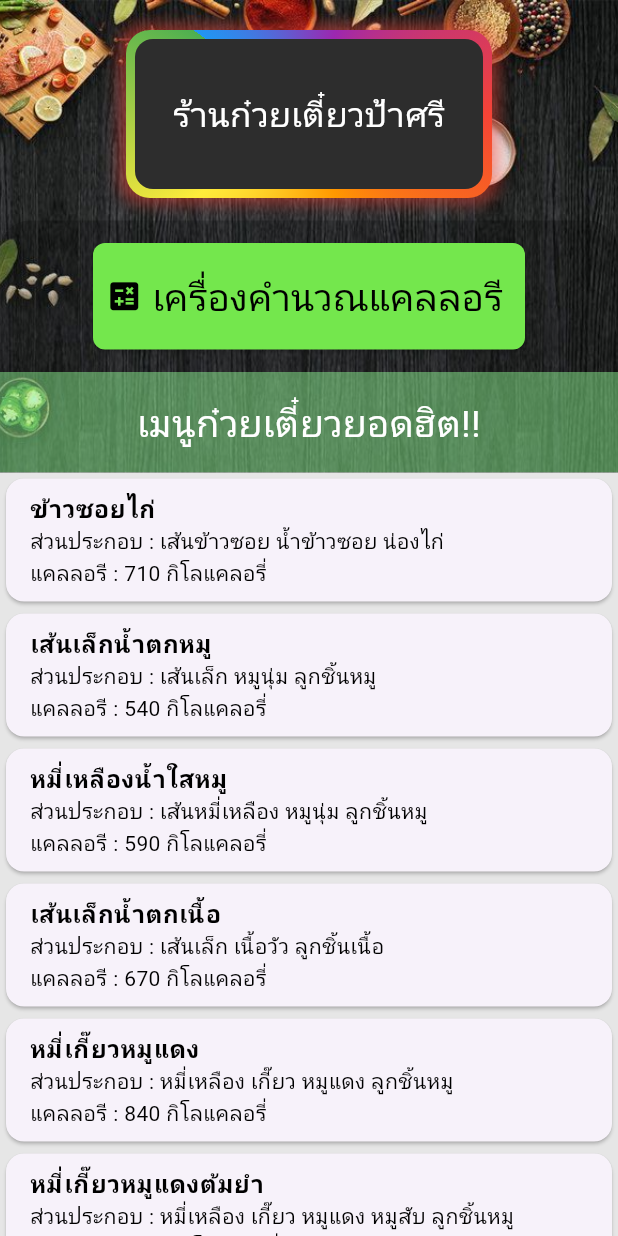
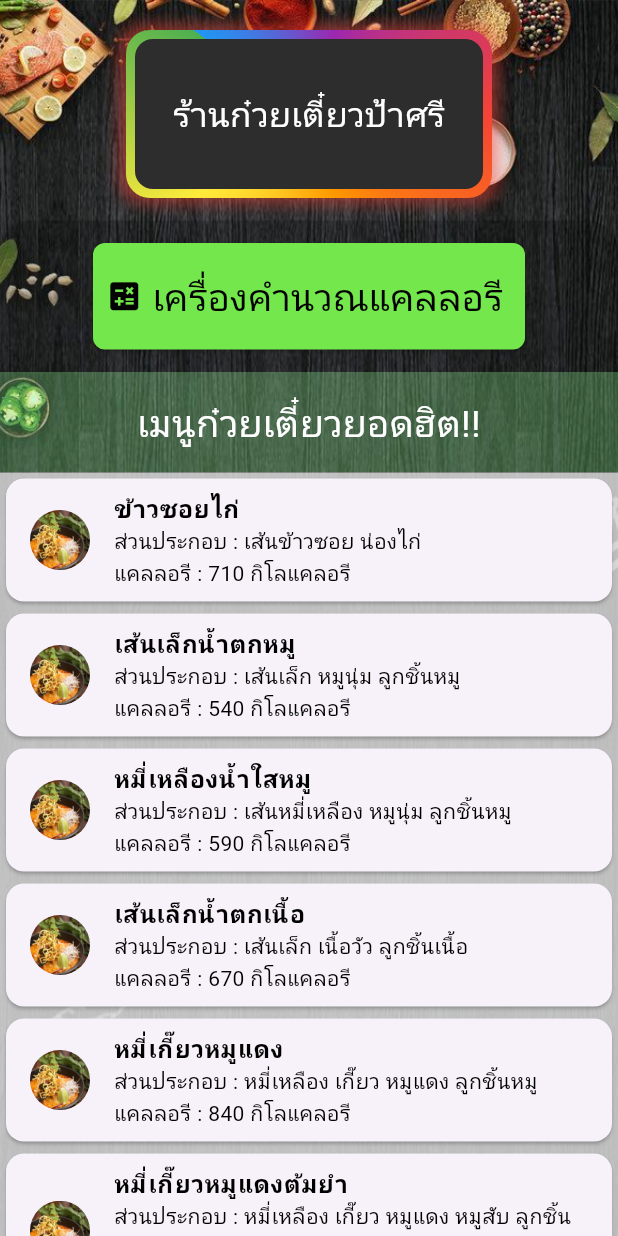
Before and after one commit to puttipongle/termproject-noodle, a Flutter app: the screen it shows after launch, on a phone screen of 412 x 824 dp. Run offline on Flutter 3.47's test engine with Material 3 defaults, Android fonts, the light colour scheme and no system bars; our stand-ins replace device_preview_plus, google_fonts; Roboto replaces fonts that are missing (Sarabun, Sriracha).

Commit message:
Update Listview

```diff
--- a/project_noodle/lib/pages/homepage.dart
+++ b/project_noodle/lib/pages/homepage.dart
@@ -34,39 +34,59 @@ class _HomePageState extends State<HomePage> {
   List<Noodle> noodle = [
     Noodle(
         name: 'ข้าวซอยไก่',
-        material: 'เส้นข้าวซอย น้ำข้าวซอย น่องไก่',
+        material: 'เส้นข้าวซอย น่องไก่',
         calorie: '710',
-        img: ''),
+        img: 'thai-noodle.jpg'),
     Noodle(
         name: 'เส้นเล็กน้ำตกหมู',
         material: 'เส้นเล็ก หมูนุ่ม ลูกชิ้นหมู',
         calorie: '540',
-        img: ''),
+        img: 'thai-noodle.jpg'),
     Noodle(
         name: 'หมี่เหลืองน้ำใสหมู',
         material: 'เส้นหมี่เหลือง หมูนุ่ม ลูกชิ้นหมู',
         calorie: '590',
-        img: ''),
+        img: 'thai-noodle.jpg'),
     Noodle(
         name: 'เส้นเล็กน้ำตกเนื้อ',
         material: 'เส้นเล็ก เนื้อวัว ลูกชิ้นเนื้อ',
         calorie: '670',
-        img: ''),
+        img: 'thai-noodle.jpg'),
     Noodle(
         name: 'หมี่เกี๊ยวหมูแดง',
         material: 'หมี่เหลือง เกี๊ยว หมูแดง ลูกชิ้นหมู',
         calorie: '840',
-        img: ''),
+        img: 'thai-noodle.jpg'),
     Noodle(
         name: 'หมี่เกี๊ยวหมูแดงต้มยำ',
         material: 'หมี่เหลือง เกี๊ยว หมูแดง หมูสับ ลูกชิ้นหมู',
         calorie: '1030',
-        img: ''),
+        img: 'thai-noodle.jpg'),
     Noodle(
         name: 'เส้นใหญ่ต้มยำ',
         material: 'เส้นใหญ่ หมูนุ่ม หมูสับ ลูกชิ้นหมู',
         calorie: '710',
-        img: ''),
+        img: 'thai-noodle.jpg'),
+    Noodle(
+        name: 'เส้นกลางต้มยำ',
+        material: 'เส้นกลาง หมูนุ่ม หมูสับ ลูกชิ้นหมู',
+        calorie: '690',
+        img: 'thai-noodle.jpg'),
+    Noodle(
+        name: 'เส้นกลางน้ำใส',
+        material: 'เส้นกลาง หมูนุ่ม ลูกชิ้นหมู',
+        calorie: '500',
+        img: 'thai-noodle.jpg'),
+    Noodle(
+        name: 'หมี่หยกต้มยำ',
+        material: 'หมี่หยก เกี๊ยว หมูแดง ลูกชิ้นหมู',
+        calorie: '960',
+        img: 'thai-noodle.jpg'),
+    Noodle(
+        name: 'หมี่เหลืองน้ำตกหมู',
+        material: 'หมี่เหลือง หมูนุ่ม ลูกชิ้นหมู',
+        calorie: '650',
+        img: 'thai-noodle.jpg'),
   ];
 
   @override
@@ -185,7 +205,7 @@ class _HomePageState extends State<HomePage> {
               padding: EdgeInsets.only(top: 10, bottom: 10),
               decoration: BoxDecoration(
                 color:
-                    const Color.fromARGB(255, 132, 233, 136).withOpacity(0.5),
+                    const Color.fromARGB(255, 132, 233, 136).withOpacity(0.3),
               ),
               child: Padding(
                 padding: const EdgeInsets.all(5),
@@ -204,7 +224,7 @@ class _HomePageState extends State<HomePage> {
             Expanded(
               child: Container(
                   decoration: BoxDecoration(
-                    color: const Color.fromARGB(255, 230, 230, 230),
+                    color: const Color.fromARGB(255, 230, 230, 230).withOpacity(0.8),
                   ),
                   child: ListView.builder(
                       itemCount: noodle.length,
@@ -219,11 +239,15 @@ class _HomePageState extends State<HomePage> {
                                 ),
                                 noodle[index].name),
                             subtitle: Text(
-                              style: GoogleFonts.sarabun(
+                                style: GoogleFonts.sarabun(
                                   fontSize: 14,
                                   color: Colors.black,
                                 ),
-                                'ส่วนประกอบ : ${noodle[index].material} \nแคลลอรี : ${noodle[index].calorie} กิโลแคลอรี่'),
+                                'ส่วนประกอบ : ${noodle[index].material} \nแคลลอรี : ${noodle[index].calorie} กิโลแคลอรี'),
+                            leading: CircleAvatar(
+                              backgroundImage:
+                                  AssetImage('assets/bg/${noodle[index].img}'),
+                            ),
                           ),
                         );
                       })),
--- a/project_noodle/pubspec.yaml
+++ b/project_noodle/pubspec.yaml
@@ -62,6 +62,7 @@ flutter:
   # To add assets to your application, add an assets section, like this:
   assets:
     - assets/bg/back1.jpg
+    - assets/bg/thai-noodle.jpg
 
   # An image asset can refer to one or more resolution-specific "variants", see
   # https://flutter.dev/to/resolution-aware-images
```
Also changed, not shown: project_noodle/assets/bg/thai-noodle.jpg (added).
